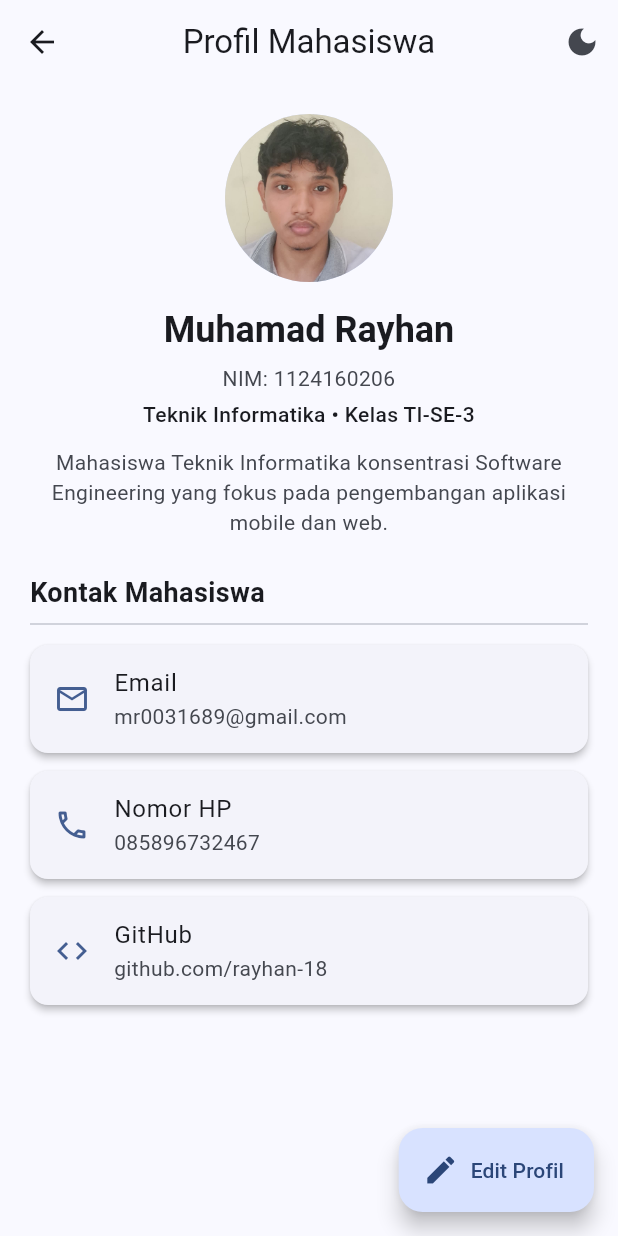
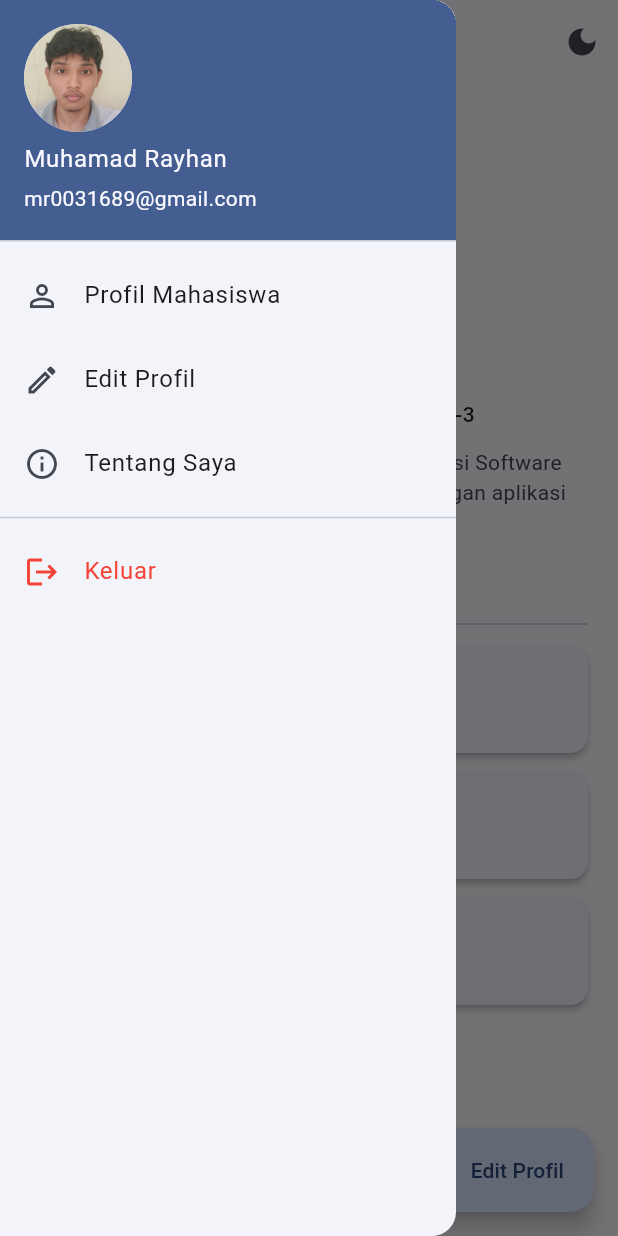
Before and after one commit to rayhan-18/uts-pml-1124160206, a Flutter app: the ProfilePage screen opened by its route, with the side drawer open (before the commit the screen has no drawer), on a phone screen of 412 x 824 dp. Run offline on Flutter 3.47's test engine with Material 3 defaults, Android fonts, the phone set to English and light mode, and no system bars.

Commit message:
feat(soal2): menambahkan drawer navigasi ke halaman tentang saya dan logout

```diff
--- a/soal2-profil-app/lib/screens/profile_page.dart
+++ b/soal2-profil-app/lib/screens/profile_page.dart
@@ -2,7 +2,8 @@ import 'package:flutter/material.dart';
 import '../models/profile.dart';
 import '../widgets/info_tile.dart';
 import '../widgets/profile_header.dart';
-import '../screens/edit_profile_page.dart';
+import 'about_page.dart';
+import 'edit_profile_page.dart';
 
 class ProfilePage extends StatefulWidget {
   final bool isDarkMode;
@@ -41,6 +42,19 @@ class _ProfilePageState extends State<ProfilePage> {
     }
   }
 
+  void _bukaTentangSaya() {
+    Navigator.push(
+      context,
+      MaterialPageRoute(
+        builder: (context) => AboutPage(profile: _profile),
+      ),
+    );
+  }
+
+  void _logout() {
+    Navigator.pushReplacementNamed(context, '/');
+  }
+
   @override
   Widget build(BuildContext context) {
     return Scaffold(
@@ -56,6 +70,53 @@ class _ProfilePageState extends State<ProfilePage> {
             ),
           ),
         ],
+      ),
+      drawer: Drawer(
+        child: ListView(
+          padding: EdgeInsets.zero,
+          children: [
+            UserAccountsDrawerHeader(
+              accountName: Text(_profile.nama),
+              accountEmail: Text(_profile.email),
+              currentAccountPicture: CircleAvatar(
+                backgroundImage: AssetImage(_profile.fotoAsset),
+              ),
+            ),
+            ListTile(
+              leading: const Icon(Icons.person_outline),
+              title: const Text('Profil Mahasiswa'),
+              onTap: () => Navigator.pop(context),
+            ),
+            ListTile(
+              leading: const Icon(Icons.edit_outlined),
+              title: const Text('Edit Profil'),
+              onTap: () {
+                Navigator.pop(context);
+                _bukaEditProfil();
+              },
+            ),
+            ListTile(
+              leading: const Icon(Icons.info_outline),
+              title: const Text('Tentang Saya'),
+              onTap: () {
+                Navigator.pop(context);
+                _bukaTentangSaya();
+              },
+            ),
+            const Divider(),
+            ListTile(
+              leading: const Icon(Icons.logout, color: Colors.red),
+              title: const Text(
+                'Keluar',
+                style: TextStyle(color: Colors.red),
+              ),
+              onTap: () {
+                Navigator.pop(context);
+                _logout();
+              },
+            ),
+          ],
+        ),
       ),
       body: SafeArea(
         child: SingleChildScrollView(
```
